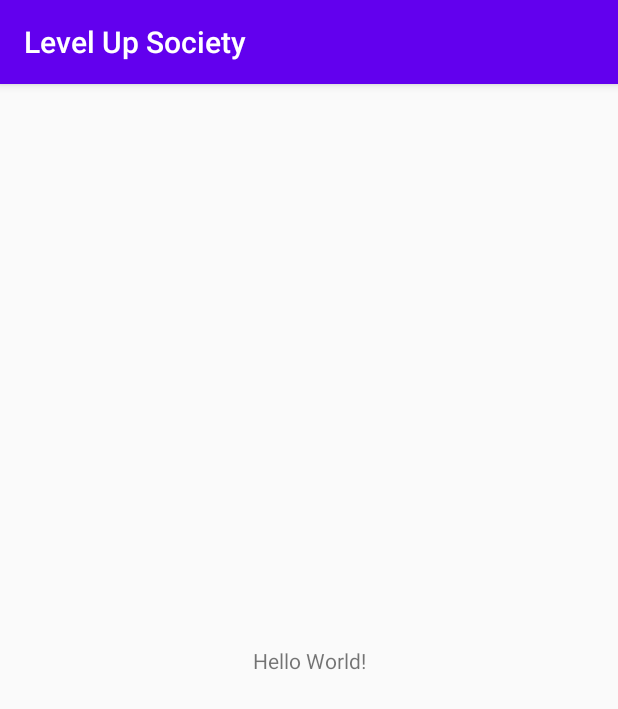
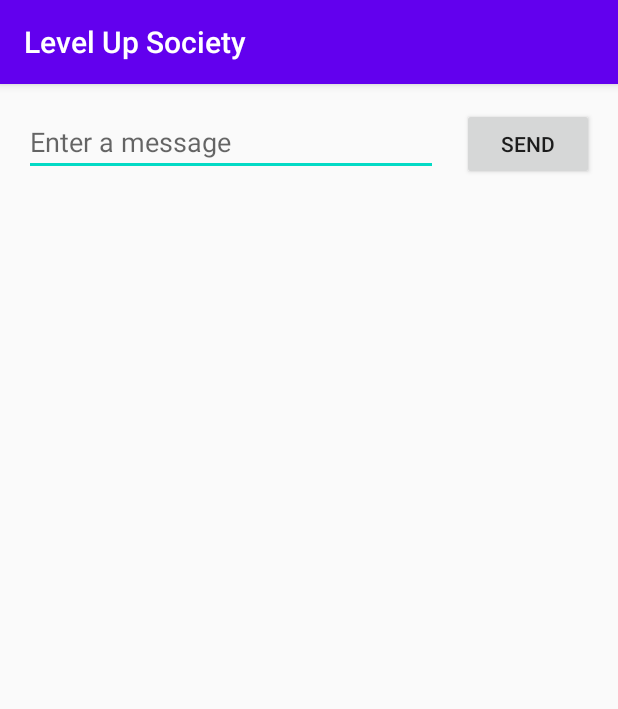
Before and after one commit to angelynz95/level-up-society, an Android app: the screen it shows after launch (MainActivity), on a phone screen of 412 x 824 dp. Shown: the top 709 px of the screen. Run offline under Robolectric (Android 15) with nearby library versions, the phone set to English and light mode, and no system bars.

Commit message:
init simple app

```diff
--- a/app/src/main/AndroidManifest.xml
+++ b/app/src/main/AndroidManifest.xml
@@ -9,6 +9,9 @@
         android:roundIcon="@mipmap/ic_launcher_round"
         android:supportsRtl="true"
         android:theme="@style/Theme.LevelUpSociety">
+        <activity android:name=".DisplayMessageActivity"
+            android:parentActivityName=".MainActivity">
+        </activity>
         <activity android:name=".MainActivity">
             <intent-filter>
                 <action android:name="android.intent.action.MAIN" />
--- a/app/src/main/res/layout/activity_main.xml
+++ b/app/src/main/res/layout/activity_main.xml
@@ -6,13 +6,30 @@
     android:layout_height="match_parent"
     tools:context=".MainActivity">
 
-    <TextView
+    <EditText
+        android:id="@+id/editTextTextPersonName"
+        android:layout_width="0dp"
+        android:layout_height="wrap_content"
+        android:layout_marginStart="16dp"
+        android:layout_marginTop="16dp"
+        android:ems="10"
+        android:hint="@string/edit_message"
+        android:inputType="textPersonName"
+        app:layout_constraintEnd_toStartOf="@+id/button"
+        app:layout_constraintHorizontal_bias="0.5"
+        app:layout_constraintStart_toStartOf="parent"
+        app:layout_constraintTop_toTopOf="parent" />
+
+    <Button
+        android:id="@+id/button"
         android:layout_width="wrap_content"
         android:layout_height="wrap_content"
-        android:text="Hello World!"
-        app:layout_constraintBottom_toBottomOf="parent"
-        app:layout_constraintLeft_toLeftOf="parent"
-        app:layout_constraintRight_toRightOf="parent"
-        app:layout_constraintTop_toTopOf="parent" />
-
+        android:layout_marginStart="16dp"
+        android:layout_marginEnd="16dp"
+        android:onClick="sendMessage"
+        android:text="@string/button_send"
+        app:layout_constraintBaseline_toBaselineOf="@+id/editTextTextPersonName"
+        app:layout_constraintEnd_toEndOf="parent"
+        app:layout_constraintHorizontal_bias="0.5"
+        app:layout_constraintStart_toEndOf="@+id/editTextTextPersonName" />
 </android.support.constraint.ConstraintLayout>
--- a/app/src/main/res/values/strings.xml
+++ b/app/src/main/res/values/strings.xml
@@ -1,3 +1,5 @@
 <resources>
     <string name="app_name">Level Up Society</string>
+    <string name="edit_message">Enter a message</string>
+    <string name="button_send">Send</string>
 </resources>
```
Also changed, not shown: app/src/main/java/com/bx001/levelupsociety/DisplayMessageActivity.java (added, +21 -0 lines), app/src/main/java/com/bx001/levelupsociety/MainActivity.java (+12 -0 lines), app/src/main/res/layout/activity_display_message.xml (added, +18 -0 lines).
